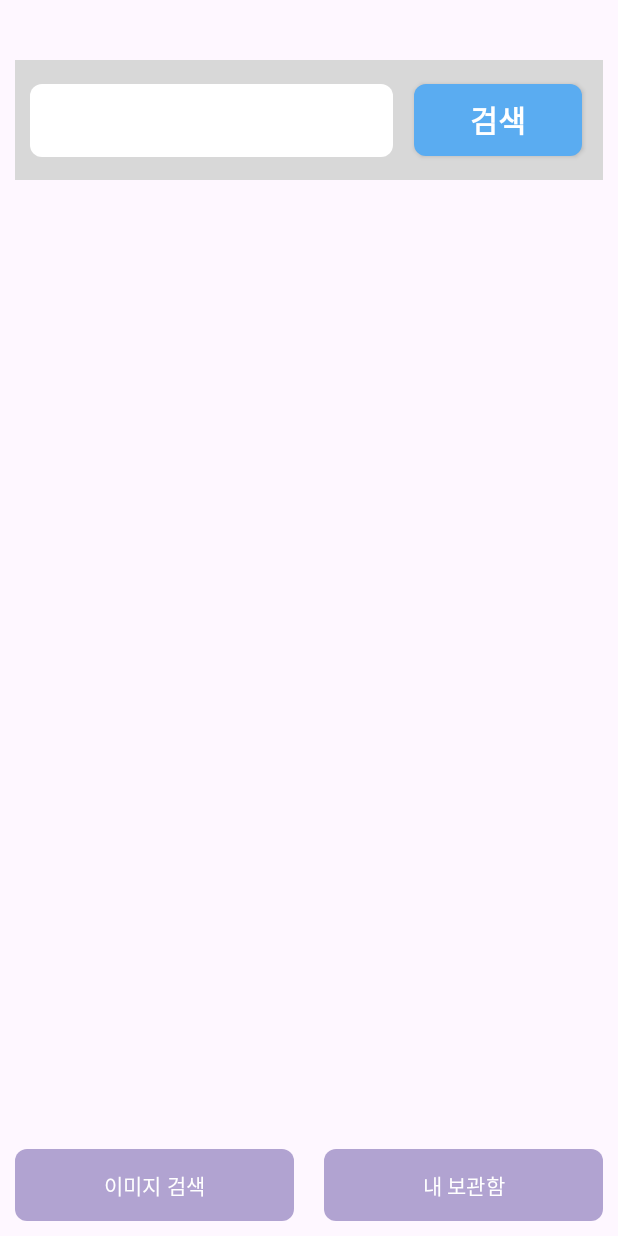
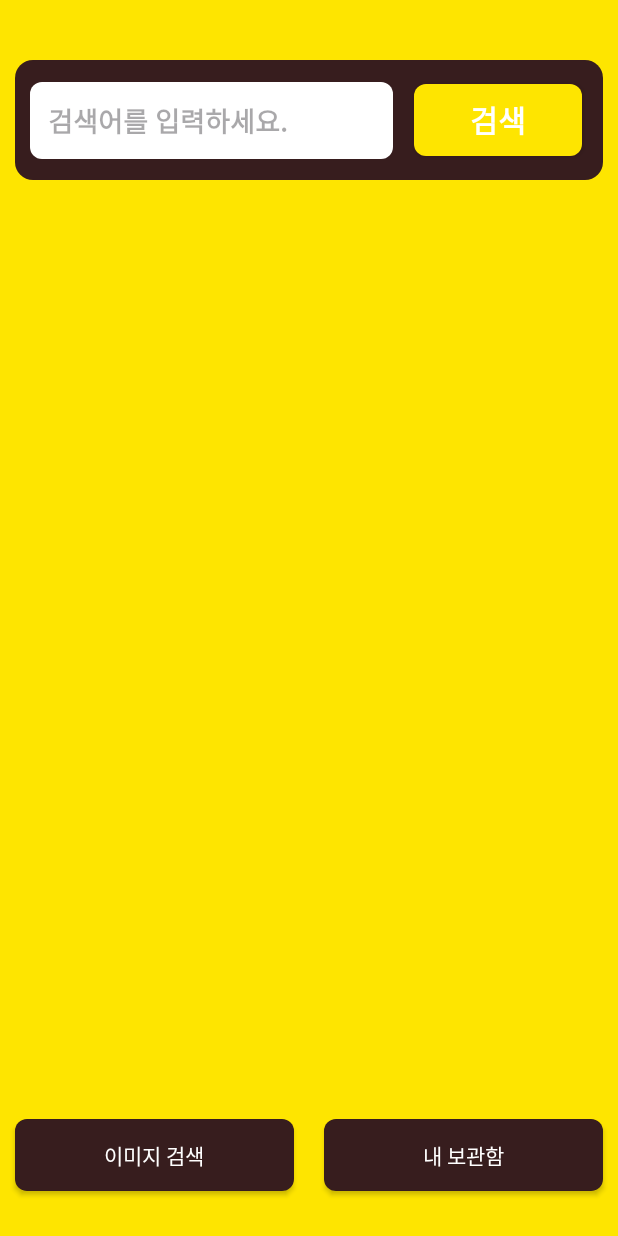
Before and after one commit to ljm125/APISearch, an Android app: the screen it shows after launch (MainActivity), on a phone screen of 412 x 824 dp. Run offline under Robolectric (Android 15) with nearby library versions, the phone set to English and light mode, and no system bars; pictures from the network do not load.

Commit message:
"Layout : 전체적인 레이아웃 변경"

```diff
--- a/app/src/main/java/com/android/searchproject/data/NetWorkClient.kt
+++ b/app/src/main/java/com/android/searchproject/data/NetWorkClient.kt
@@ -9,6 +9,7 @@ import java.util.Date
 import java.util.concurrent.TimeUnit
 
 object NetWorkClient {
+    //기본 주소
     private const val SEARCH_BASE_URL = "https://dapi.kakao.com/"
 
     private fun createOkHttpClient() : OkHttpClient {
--- a/app/src/main/java/com/android/searchproject/data/NetWorkInterface.kt
+++ b/app/src/main/java/com/android/searchproject/data/NetWorkInterface.kt
@@ -5,7 +5,10 @@ import retrofit2.http.Header
 import retrofit2.http.Query
 
 interface NetWorkInterface {
+
+    //GET은 주소의 세부 주소(이미지 검색이기 때문에 v2/search/image)
     @GET("v2/search/image")
+    //요청 변수는 사이트마다 다름, 이번 카카오 같은 경우 Header(API키 : Authorization), Query(query, sort, page, size)로 분류
     suspend fun getSearch(
         @Header("Authorization") authHeader: String,
         @Query("query") query: String,
--- a/app/src/main/res/drawable/btn_background_blue.xml
+++ b/app/src/main/res/drawable/btn_background_brown.xml
@@ -1,5 +1,5 @@
 <?xml version="1.0" encoding="utf-8"?>
 <shape xmlns:android="http://schemas.android.com/apk/res/android" android:shape="rectangle">
-    <solid android:color="#5AACF1"/>
+    <solid android:color="@color/brown"/>
     <corners android:radius="8dp"/>
 </shape>
--- a/app/src/main/res/drawable/btn_background_purple.xml
+++ b/app/src/main/res/drawable/btn_background_yellow.xml
@@ -1,5 +1,5 @@
 <?xml version="1.0" encoding="utf-8"?>
 <shape xmlns:android="http://schemas.android.com/apk/res/android" android:shape="rectangle">
-    <solid android:color="#80AD90DC"/>
+    <solid android:color="@color/yellow"/>
     <corners android:radius="8dp"/>
 </shape>
--- a/app/src/main/res/drawable/layout_background_gray.xml
+++ b/app/src/main/res/drawable/ct_background.xml
@@ -1,4 +1,5 @@
 <?xml version="1.0" encoding="utf-8"?>
 <shape xmlns:android="http://schemas.android.com/apk/res/android">
-<solid android:color="#D8D8D8"/>
+<solid android:color="@color/white"/>
+    <corners android:radius="8dp"/>
 </shape>
--- /dev/null
+++ b/app/src/main/res/drawable/ct_background_brown_radius_12dp.xml
@@ -0,0 +1,5 @@
+<?xml version="1.0" encoding="utf-8"?>
+<shape xmlns:android="http://schemas.android.com/apk/res/android">
+<solid android:color="@color/brown"/>
+    <corners android:radius="12dp"/>
+</shape>
--- /dev/null
+++ b/app/src/main/res/drawable/ct_background_brown_radius_8dp.xml
@@ -0,0 +1,5 @@
+<?xml version="1.0" encoding="utf-8"?>
+<shape xmlns:android="http://schemas.android.com/apk/res/android">
+    <solid android:color="@color/brown"/>
+    <corners android:radius="8dp"/>
+</shape>
--- a/app/src/main/res/layout/activity_main.xml
+++ b/app/src/main/res/layout/activity_main.xml
@@ -5,6 +5,7 @@
     android:id="@+id/main"
     android:layout_width="match_parent"
     android:layout_height="match_parent"
+    android:background="@color/yellow"
     tools:context=".MainActivity">
 
     <FrameLayout
@@ -14,34 +15,42 @@
         android:layout_marginTop="20dp"
         android:layout_marginStart="10dp"
         android:layout_marginEnd="10dp"
-        app:layout_constraintBottom_toTopOf="@+id/btn_search_fragment"
+        app:layout_constraintBottom_toTopOf="@+id/ct_layout2"
         app:layout_constraintEnd_toEndOf="parent"
         app:layout_constraintStart_toStartOf="parent"
         app:layout_constraintTop_toTopOf="parent">
     </FrameLayout>
 
-    <Button
+    <androidx.constraintlayout.widget.ConstraintLayout
+        android:id="@+id/ct_layout2"
+        android:layout_width="match_parent"
+        android:layout_height="70dp"
+        android:layout_marginBottom="20dp"
+        app:layout_constraintBottom_toBottomOf="parent">
+    <androidx.appcompat.widget.AppCompatButton
         android:id="@+id/btn_search_fragment"
         android:layout_width="0dp"
         android:layout_height="wrap_content"
         android:layout_margin="10dp"
         android:text="@string/image_search"
-        android:background="@drawable/btn_background_purple"
+        android:textColor="@color/white"
+        android:background="@drawable/btn_background_brown"
         app:layout_constraintBottom_toBottomOf="parent"
         app:layout_constraintEnd_toStartOf="@+id/btn_locker_fragment"
-        app:layout_constraintStart_toStartOf="parent"
-        app:layout_constraintTop_toBottomOf="@+id/frameLayout" />
+        app:layout_constraintStart_toStartOf="parent" />
 
-    <Button
+    <androidx.appcompat.widget.AppCompatButton
         android:id="@+id/btn_locker_fragment"
         android:layout_width="0dp"
         android:layout_height="wrap_content"
         android:layout_margin="10dp"
         android:text="@string/my_locker"
-        android:background="@drawable/btn_background_purple"
+        android:textColor="@color/white"
+        android:background="@drawable/btn_background_brown"
         app:layout_constraintBottom_toBottomOf="parent"
         app:layout_constraintEnd_toEndOf="parent"
-        app:layout_constraintStart_toEndOf="@+id/btn_search_fragment"
-        app:layout_constraintTop_toBottomOf="@+id/frameLayout" />
+        app:layout_constraintStart_toEndOf="@+id/btn_search_fragment" />
+
+    </androidx.constraintlayout.widget.ConstraintLayout>
 
 </androidx.constraintlayout.widget.ConstraintLayout>
--- a/app/src/main/res/layout/fragment_search.xml
+++ b/app/src/main/res/layout/fragment_search.xml
@@ -1,9 +1,9 @@
 <?xml version="1.0" encoding="utf-8"?>
 <FrameLayout xmlns:android="http://schemas.android.com/apk/res/android"
+    xmlns:app="http://schemas.android.com/apk/res-auto"
     xmlns:tools="http://schemas.android.com/tools"
     android:layout_width="match_parent"
     android:layout_height="match_parent"
-    xmlns:app="http://schemas.android.com/apk/res-auto"
     tools:context=".Fragment.SearchFragment">
 
     <androidx.constraintlayout.widget.ConstraintLayout
@@ -11,54 +11,58 @@
         android:layout_width="match_parent"
         android:layout_height="80dp"
         android:layout_marginVertical="20dp"
-        android:paddingHorizontal="10dp"
-        android:background="@drawable/layout_background_gray">
+        android:background="@drawable/ct_background_brown_radius_12dp"
+        android:paddingHorizontal="10dp">
 
         <EditText
             android:id="@+id/et_search"
             android:layout_width="0dp"
             android:layout_height="wrap_content"
+            android:background="@drawable/et_background_white"
+            android:hint="@string/edit_search"
+            android:inputType="text"
+            android:padding="12dp"
             android:text=""
+            android:textColor="@color/brown"
+            android:textStyle="bold"
             android:textSize="18sp"
-            android:padding="12dp"
-            android:inputType="text"
-            android:background="@drawable/et_background_white"
-            app:layout_constraintWidth_percent="0.65"
+            app:layout_constraintBottom_toBottomOf="parent"
+            app:layout_constraintStart_toStartOf="parent"
             app:layout_constraintTop_toTopOf="parent"
-            app:layout_constraintBottom_toBottomOf="parent"
-            app:layout_constraintStart_toStartOf="parent"/>
+            app:layout_constraintWidth_percent="0.65" />
 
         <androidx.appcompat.widget.AppCompatButton
             android:id="@+id/btn_search"
             android:layout_width="0dp"
             android:layout_height="wrap_content"
             android:layout_marginStart="10dp"
+            android:background="@drawable/btn_background_yellow"
+            android:clickable="true"
             android:text="@string/search"
+            android:textColor="@color/white"
             android:textSize="20sp"
-            android:textColor="@color/white"
             android:textStyle="bold"
-            android:background="@drawable/btn_background_blue"
-            android:clickable="true"
-            app:layout_constraintWidth_percent="0.3"
+            app:layout_constraintBottom_toBottomOf="parent"
             app:layout_constraintEnd_toEndOf="parent"
+            app:layout_constraintStart_toEndOf="@id/et_search"
             app:layout_constraintTop_toTopOf="parent"
-            app:layout_constraintBottom_toBottomOf="parent"
-            app:layout_constraintStart_toEndOf="@id/et_search"/>
+            app:layout_constraintWidth_percent="0.3" />
 
     </androidx.constraintlayout.widget.ConstraintLayout>
 
     <androidx.constraintlayout.widget.ConstraintLayout
         android:layout_width="match_parent"
         android:layout_height="wrap_content"
-        android:layout_marginTop="120dp">
+        android:layout_marginTop="110dp"
+        android:background="@drawable/ct_background">
+
         <androidx.recyclerview.widget.RecyclerView
             android:id="@+id/rv_search"
             android:layout_width="match_parent"
             android:layout_height="match_parent"
-            app:layoutManager="androidx.recyclerview.widget.GridLayoutManager"
-            app:spanCount="2"
-            app:layout_constraintTop_toTopOf="parent"
-            app:layout_constraintStart_toStartOf="parent"/>
+            android:layout_marginStart="10dp"
+            app:layout_constraintStart_toStartOf="parent"
+            app:layout_constraintTop_toTopOf="parent" />
 
     </androidx.constraintlayout.widget.ConstraintLayout>
 
--- a/app/src/main/res/values/colors.xml
+++ b/app/src/main/res/values/colors.xml
@@ -2,4 +2,6 @@
 <resources>
     <color name="black">#FF000000</color>
     <color name="white">#FFFFFFFF</color>
+    <color name="yellow">#FEE500</color>
+    <color name="brown">#371D1E</color>
 </resources>
--- a/app/src/main/res/values/strings.xml
+++ b/app/src/main/res/values/strings.xml
@@ -1,6 +1,7 @@
 <resources>
     <string name="app_name">SearchProject</string>
     <string name="image_search">이미지 검색</string>
+    <string name="edit_search">검색어를 입력하세요.</string>
     <string name="search">검색</string>
     <string name="my_locker">내 보관함</string>
 </resources>
```
Also changed, not shown: app/src/main/java/com/android/searchproject/Adapter/LockerAdapter.kt (+6 -1 lines), app/src/main/java/com/android/searchproject/Adapter/SearchAdapter.kt (+26 -18 lines), app/src/main/res/layout/fragment_locker.xml (+7 -2 lines), app/src/main/res/layout/item_recyclerview_locker.xml (+11 -4 lines), app/src/main/res/layout/item_recyclerview_search.xml (+21 -8 lines), app/src/main/res/drawable/iv_kakao.png (added).
